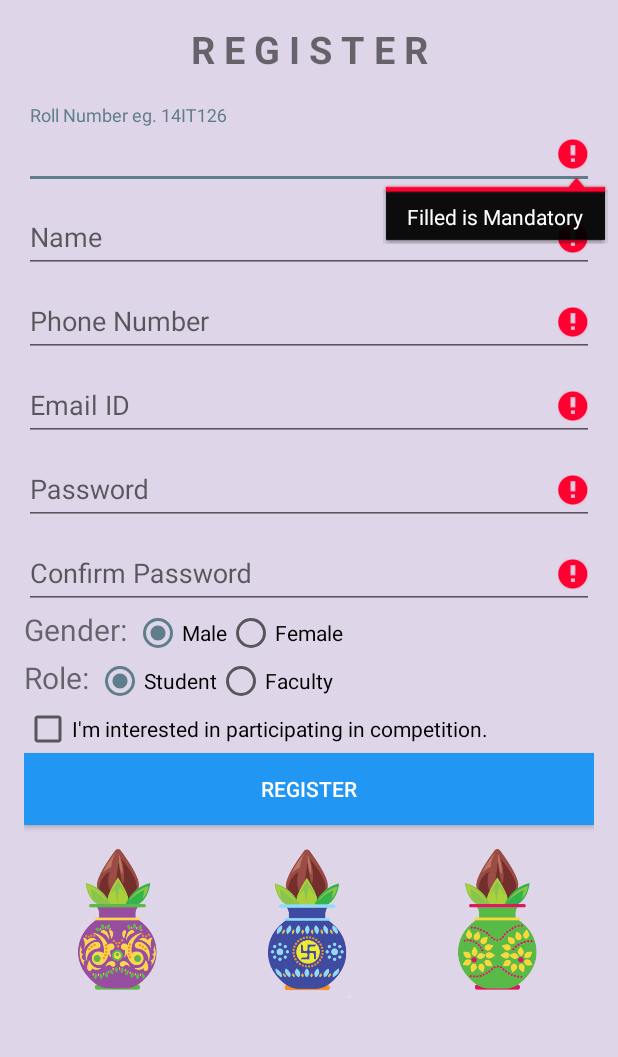
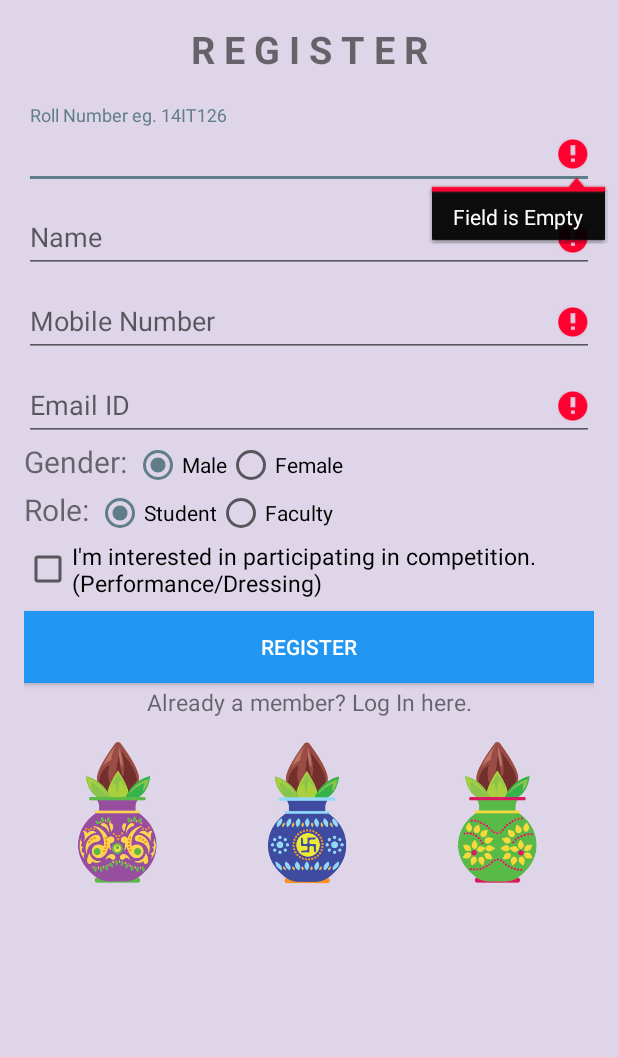
Before and after one commit to yasheth/Vrund, an Android app: the SignUp screen opened directly, with no data from a screen before it, after a tap on "REGISTER", on a phone screen of 412 x 824 dp, the part 84-1141 px from its top. Run offline under Robolectric (Android 15) with nearby library versions, the phone set to English and light mode, and no system bars; our stand-ins replace Firebase (no records; nobody signed in at launch, a user with empty details on screens opened directly).

Commit message:
SignUp Firebase Done

```diff
--- a/app/src/main/AndroidManifest.xml
+++ b/app/src/main/AndroidManifest.xml
@@ -17,7 +17,9 @@
         <activity android:name=".MainActivity_Organiser" />
         <activity android:name=".Login" />
         <activity android:name=".SignUp" />
-        <activity android:name=".SplashScreen">
+        <activity
+            android:name=".SplashScreen"
+            android:theme="@style/MyMaterialThemeSplash">
             <intent-filter>
                 <action android:name="android.intent.action.MAIN" />
 
--- a/app/src/main/java/charusat/vrund/SignUp.java
+++ b/app/src/main/java/charusat/vrund/SignUp.java
@@ -1,5 +1,6 @@
 package charusat.vrund;
 
+import android.content.Intent;
 import android.support.annotation.NonNull;
 import android.support.v7.app.AppCompatActivity;
 import android.os.Bundle;
@@ -25,30 +26,26 @@ import com.google.firebase.database.DatabaseReference;
 import com.google.firebase.database.FirebaseDatabase;
 import com.google.firebase.database.ValueEventListener;
 
+import java.util.regex.Matcher;
+import java.util.regex.Pattern;
+
 public class SignUp extends AppCompatActivity {
 
     private final String TAG = "Sign Up Fragment";
-
+    String rollno, email, p_id, name, phone, gender, role;
+    boolean ioc;
     private EditText et_email;
-    private EditText et_password;
-    private EditText et_confirm_password;
     private EditText et_roll_num;
     private EditText et_name;
     private EditText et_phoneno;
-
     private RadioButton rb_student;
     private RadioButton rb_faculty;
     private RadioButton rb_male;
     private RadioButton rb_female;
-
     private CheckBox cb_ioc;
-
     private Button register;
     private FirebaseAuth mAuth;
     private DatabaseReference databaseRef = FirebaseDatabase.getInstance().getReference();
-
-    String rollno, email, pass, conf_pass, name, phone, gender, role;
-    boolean ioc;
 
     @Override
     protected void onCreate(Bundle savedInstanceState) {
@@ -56,9 +53,7 @@ public class SignUp extends AppCompatActivity {
         setContentView(R.layout.activity_sign_up);
 
         et_email = (EditText) findViewById(R.id.et_email);
-        et_password = (EditText) findViewById(R.id.et_password);
         et_roll_num = (EditText) findViewById(R.id.et_rollno);
-        et_confirm_password = (EditText) findViewById(R.id.et_confpass);
         et_name = (EditText) findViewById(R.id.et_name);
         et_phoneno = (EditText) findViewById(R.id.et_phoneno);
 
@@ -84,8 +79,6 @@ public class SignUp extends AppCompatActivity {
     private void registerUser() {
         int flag = 0;
         email = et_email.getText().toString().trim();
-        pass = et_password.getText().toString().trim();
-        conf_pass = et_confirm_password.getText().toString().trim();
         rollno = et_roll_num.getText().toString().trim();
         name = et_name.getText().toString().trim();
         phone = et_phoneno.getText().toString().trim();
@@ -97,57 +90,61 @@ public class SignUp extends AppCompatActivity {
 
         if (TextUtils.isEmpty(email)) {
             flag++;
-            et_email.setError("Filled is Mandatory");
+            et_email.setError("Field is Empty");
         }
         if (TextUtils.isEmpty(name)) {
             flag++;
-            et_name.setError("Filled is Mandatory");
+            et_name.setError("Field is Empty");
         }
         if (TextUtils.isEmpty(phone)) {
             flag++;
-            et_phoneno.setError("Filled is Mandatory");
+            et_phoneno.setError("Field is Empty");
         }
         if(rb_female.isChecked()){
             gender = "Female";
+            p_id = "F";
         }else{
             gender = "Male";
+            p_id = "M";
         }
         if(rb_student.isChecked()){
             role = "Student";
+            p_id = p_id + "S_";
         }else{
-            role = "Student";
+            role = "Faculty";
+            p_id = p_id + "F_";
         }
         if(cb_ioc.isChecked()){
             ioc = true;
         }
-        if (TextUtils.isEmpty(pass)) {
-            flag++;
-            et_password.setError("Filled is Mandatory");
-        }
-        if (TextUtils.isEmpty(conf_pass)) {
-            flag++;
-            et_confirm_password.setError("Filled is Mandatory");
-        }
         if (TextUtils.isEmpty(rollno)) {
             flag++;
-            et_roll_num.setError("Filled is Mandatory");
+            et_roll_num.setError("Field is Empty");
         }
-        if (flag > 0)
-            return;
-
-        if (pass.equals(conf_pass)) {
-
-           databaseRef.addValueEventListener(new ValueEventListener() {
+        if (!isValidMobile(phone)) {
+            flag++;
+            et_phoneno.setError("Enter Valid phone number");
+        }
+        if (!isValidEmail(email)) {
+            flag++;
+            et_email.setError("Enter Valid email id");
+        }
+        if (flag == 0) {
+            p_id = p_id + rollno;
+            databaseRef.addValueEventListener(new ValueEventListener() {
                 @Override
                 public void onDataChange(DataSnapshot dataSnapshot) {
                     if(dataSnapshot.hasChild(rollno)){
                         Toast.makeText(getApplicationContext(),"Already Registered",Toast.LENGTH_SHORT).show();
                     }
                     else{
-                        databaseRef.child(rollno).setValue(new User(email, pass, name, phone, role, gender, ioc)).addOnSuccessListener(new OnSuccessListener<Void>() {
+                        databaseRef.child(rollno).setValue(new User(email, name, phone, role, gender, ioc, p_id)).addOnSuccessListener(new OnSuccessListener<Void>() {
                             @Override
                             public void onSuccess(Void aVoid) {
                                 Toast.makeText(getApplicationContext(),"Registered Successfully",Toast.LENGTH_SHORT).show();
+                                Intent i = new Intent(SignUp.this, Login.class);
+                                startActivity(i);
+                                finish();
                             }
                         });
                     }
@@ -156,15 +153,35 @@ public class SignUp extends AppCompatActivity {
                 @Override
                 public void onCancelled(DatabaseError databaseError) {
                     Toast.makeText(getApplicationContext(),"Something went wrong",Toast.LENGTH_SHORT).show();
+                    System.out.println(databaseError.getMessage());
                 }
             });
 
+//            databaseRef.child(rollno).setValue(new User(email, name, phone, role, gender, ioc,p_id)).addOnSuccessListener(new OnSuccessListener<Void>() {
+//                            @Override
+//                            public void onSuccess(Void aVoid) {
+//                                Toast.makeText(getApplicationContext(),"Registered Successfully",Toast.LENGTH_SHORT).show();
+//                                Intent i = new Intent(SignUp.this, Login.class);
+//                                startActivity(i);
+//                                finish();
+//                            }
+//                        });
 
 
             return;
-        } else {
-            et_password.setError("Password and Confirm Password must be same");
-            return;
         }
     }
+
+    private boolean isValidEmail(String email) {
+        String EMAIL_PATTERN = "^[_A-Za-z0-9-\\+]+(\\.[_A-Za-z0-9-]+)*@"
+                + "[A-Za-z0-9-]+(\\.[A-Za-z0-9]+)*(\\.[A-Za-z]{2,})$";
+
+        Pattern pattern = Pattern.compile(EMAIL_PATTERN);
+        Matcher matcher = pattern.matcher(email);
+        return matcher.matches();
+    }
+
+    private boolean isValidMobile(String pass) {
+        return pass != null && pass.length() == 10;
+    }
 }
--- a/app/src/main/res/layout/activity_sign_up.xml
+++ b/app/src/main/res/layout/activity_sign_up.xml
@@ -1,5 +1,5 @@
 <?xml version="1.0" encoding="utf-8"?>
-<android.support.v4.widget.NestedScrollView xmlns:android="http://schemas.android.com/apk/res/android"
+<LinearLayout xmlns:android="http://schemas.android.com/apk/res/android"
     xmlns:app="http://schemas.android.com/apk/res-auto"
     xmlns:tools="http://schemas.android.com/tools"
     android:layout_width="match_parent"
@@ -7,11 +7,6 @@
     android:background="#ded5e8"
     android:orientation="vertical"
     tools:context="charusat.vrund.SignUp">
-
-    <LinearLayout
-        android:layout_width="match_parent"
-        android:layout_height="wrap_content"
-        android:orientation="vertical">
 
     <android.support.v7.widget.Toolbar
         android:id="@+id/toolbar"
@@ -30,6 +25,12 @@
             android:textSize="25sp"
             android:textStyle="bold" />
     </android.support.v7.widget.Toolbar>
+
+    <android.support.v4.widget.NestedScrollView
+        android:layout_width="match_parent"
+        android:layout_height="wrap_content"
+        android:orientation="vertical">
+
 
         <LinearLayout
             android:layout_width="match_parent"
@@ -69,7 +70,7 @@
                     android:layout_width="match_parent"
                     android:layout_height="wrap_content"
                     android:hint="Name"
-                    android:inputType="text"/>
+                    android:inputType="text" />
             </android.support.design.widget.TextInputLayout>
 
             <android.support.design.widget.TextInputLayout
@@ -80,7 +81,7 @@
                     android:id="@+id/et_phoneno"
                     android:layout_width="match_parent"
                     android:layout_height="wrap_content"
-                    android:hint="Phone Number"
+                    android:hint="Mobile Number"
                     android:inputType="phone" />
             </android.support.design.widget.TextInputLayout>
 
@@ -96,31 +97,6 @@
                     android:inputType="textEmailAddress" />
             </android.support.design.widget.TextInputLayout>
 
-            <android.support.design.widget.TextInputLayout
-                android:layout_width="match_parent"
-                android:layout_height="wrap_content">
-
-                <EditText
-                    android:id="@+id/et_password"
-                    android:layout_width="match_parent"
-                    android:layout_height="wrap_content"
-                    android:hint="Password"
-                    android:inputType="textPassword"
-                    />
-            </android.support.design.widget.TextInputLayout>
-
-            <android.support.design.widget.TextInputLayout
-                android:layout_width="match_parent"
-                android:layout_height="wrap_content">
-
-                <EditText
-                    android:id="@+id/et_confpass"
-                    android:layout_width="match_parent"
-                    android:layout_height="wrap_content"
-                    android:hint="Confirm Password"
-                    android:inputType="textPassword" />
-            </android.support.design.widget.TextInputLayout>
-
             <android.support.v7.widget.LinearLayoutCompat
                 android:layout_width="wrap_content"
                 android:layout_height="match_parent">
@@ -131,21 +107,24 @@
                     android:text="Gender: "
                     android:textAlignment="center"
                     android:textSize="20sp" />
+
                 <RadioGroup xmlns:android="http://schemas.android.com/apk/res/android"
                     android:layout_width="fill_parent"
                     android:layout_height="wrap_content"
                     android:orientation="horizontal">
-                    <RadioButton android:id="@+id/rb_male"
+
+                    <RadioButton
+                        android:id="@+id/rb_male"
                         android:layout_width="wrap_content"
                         android:layout_height="wrap_content"
-                        android:text="Male"
                         android:checked="true"
-                        />
-                    <RadioButton android:id="@+id/rb_female"
+                        android:text="Male" />
+
+                    <RadioButton
+                        android:id="@+id/rb_female"
                         android:layout_width="wrap_content"
                         android:layout_height="wrap_content"
-                        android:text="Female"
-                        />
+                        android:text="Female" />
                 </RadioGroup>
 
             </android.support.v7.widget.LinearLayoutCompat>
@@ -158,23 +137,25 @@
                     android:layout_width="wrap_content"
                     android:layout_height="wrap_content"
                     android:text="Role: "
-                    android:textSize="20sp"
-                     />
+                    android:textSize="20sp" />
+
                 <RadioGroup xmlns:android="http://schemas.android.com/apk/res/android"
                     android:layout_width="fill_parent"
                     android:layout_height="wrap_content"
                     android:orientation="horizontal">
-                    <RadioButton android:id="@+id/rb_student"
+
+                    <RadioButton
+                        android:id="@+id/rb_student"
                         android:layout_width="wrap_content"
                         android:layout_height="wrap_content"
-                        android:text="Student"
                         android:checked="true"
-                        />
-                    <RadioButton android:id="@+id/rb_faculty"
+                        android:text="Student" />
+
+                    <RadioButton
+                        android:id="@+id/rb_faculty"
                         android:layout_width="wrap_content"
                         android:layout_height="wrap_content"
-                        android:text="Faculty"
-                        />
+                        android:text="Faculty" />
                 </RadioGroup>
 
             </android.support.v7.widget.LinearLayoutCompat>
@@ -183,17 +164,28 @@
                 android:id="@+id/checkBox_ioc"
                 android:layout_width="match_parent"
                 android:layout_height="wrap_content"
-                android:text="I'm interested in participating in competition." />
+                android:layout_marginTop="2dp"
+                android:text="I'm interested in participating in competition.(Performance/Dressing)"
+                android:textSize="15sp" />
 
             <Button
                 android:id="@+id/bt_register"
                 android:layout_width="match_parent"
                 android:layout_height="wrap_content"
+                android:layout_marginTop="8dp"
                 android:background="@color/colorPrimary"
                 android:text="REGISTER"
                 android:textColor="@color/textColorPrimary" />
 
 
+            <TextView
+                android:id="@+id/tv_login"
+                android:layout_width="match_parent"
+                android:layout_height="wrap_content"
+                android:layout_marginTop="2dp"
+                android:gravity="center"
+                android:text="Already a member? Log In here."
+                android:textSize="15sp" />
             <LinearLayout
                 android:layout_width="match_parent"
                 android:layout_height="0dp"
@@ -223,5 +215,5 @@
             </LinearLayout>
 
         </LinearLayout>
+    </android.support.v4.widget.NestedScrollView>
 </LinearLayout>
-</android.support.v4.widget.NestedScrollView>
--- a/app/src/main/res/values/styles.xml
+++ b/app/src/main/res/values/styles.xml
@@ -7,6 +7,14 @@
         <item name="windowActionBar">false</item>
         <item name="colorPrimary">@color/colorPrimary</item>
         <item name="colorPrimaryDark">@color/colorPrimaryDark</item>
+        <item name="colorAccent">@color/colorAccent</item>
+    </style>
+
+    <style name="MyMaterialThemeSplash" parent="Theme.AppCompat.Light.NoActionBar">
+        <item name="windowNoTitle">true</item>
+        <item name="windowActionBar">false</item>
+        <item name="colorPrimary">@color/colorPrimary</item>
+        <item name="colorPrimaryDark">#000</item>
         <item name="colorAccent">@color/colorAccent</item>
     </style>
 
```
Also changed, not shown: app/src/main/java/charusat/vrund/Login.java (+3 -5 lines), app/src/main/java/charusat/vrund/User.java (+5 -5 lines), app/src/main/res/layout/activity_login.xml (+12 -12 lines), app/src/main/res/layout/fragment_profile.xml (+7 -10 lines), 1 other file. Lines whose indentation alone changed are shown as unchanged.
